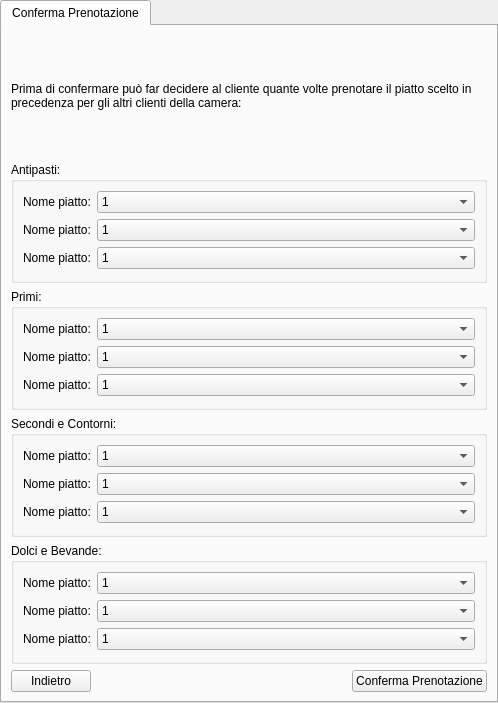
Old version of the form ui/Receptionist/InserisciSceltaPastiPranzoCena/ConfermaSceltaPastiCena.ui in the repository mdoraz/Hotel.
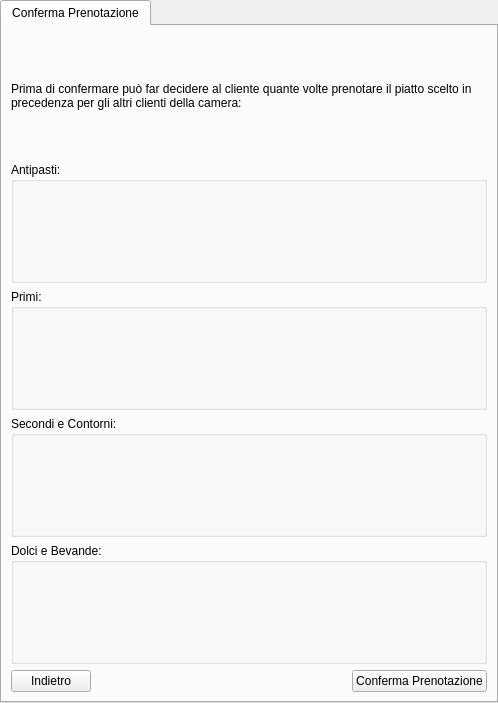
New version of the form.

Commit message: Collegata home camerieri e home receptionist la prenotazione della colazione in camera e la scelta dei pasti per pranzo e cena + file .ui per visualizza scelta pastipranzo/cena + modifihce home gestione cucina per receptionist e camerieri

```diff
--- a/ui/Receptionist/InserisciSceltaPastiPranzoCena/ConfermaSceltaPastiCena.ui
+++ b/ui/Receptionist/InserisciSceltaPastiPranzoCena/ConfermaSceltaPastiCena.ui
@@ -50,101 +50,7 @@
       <property name="title">
        <string>Dolci e Bevande:</string>
       </property>
-      <layout class="QFormLayout" name="formLayout_4">
-       <item row="0" column="0">
-        <widget class="QLabel" name="labelNomePiatto_10">
-         <property name="text">
-          <string>Nome piatto:</string>
-         </property>
-        </widget>
-       </item>
-       <item row="0" column="1">
-        <widget class="QComboBox" name="comboboxQuantitaPiatto_10">
-         <item>
-          <property name="text">
-           <string>1</string>
-          </property>
-         </item>
-         <item>
-          <property name="text">
-           <string>2</string>
-          </property>
-         </item>
-         <item>
-          <property name="text">
-           <string>3</string>
-          </property>
-         </item>
-         <item>
-          <property name="text">
-           <string>4</string>
-          </property>
-         </item>
-        </widget>
-       </item>
-       <item row="1" column="0">
-        <widget class="QLabel" name="labelNomePiatto_11">
-         <property name="text">
-          <string>Nome piatto:</string>
-         </property>
-        </widget>
-       </item>
-       <item row="1" column="1">
-        <widget class="QComboBox" name="comboboxQuantitaPiatto_11">
-         <item>
-          <property name="text">
-           <string>1</string>
-          </property>
-         </item>
-         <item>
-          <property name="text">
-           <string>2</string>
-          </property>
-         </item>
-         <item>
-          <property name="text">
-           <string>3</string>
-          </property>
-         </item>
-         <item>
-          <property name="text">
-           <string>4</string>
-          </property>
-         </item>
-        </widget>
-       </item>
-       <item row="2" column="0">
-        <widget class="QLabel" name="labelNomePiatto_12">
-         <property name="text">
-          <string>Nome piatto:</string>
-         </property>
-        </widget>
-       </item>
-       <item row="2" column="1">
-        <widget class="QComboBox" name="comboboxQuantitaPiatto_12">
-         <item>
-          <property name="text">
-           <string>1</string>
-          </property>
-         </item>
-         <item>
-          <property name="text">
-           <string>2</string>
-          </property>
-         </item>
-         <item>
-          <property name="text">
-           <string>3</string>
-          </property>
-         </item>
-         <item>
-          <property name="text">
-           <string>4</string>
-          </property>
-         </item>
-        </widget>
-       </item>
-      </layout>
+      <layout class="QFormLayout" name="formLayoutDolciBevande"/>
      </widget>
     </item>
     <item row="3" column="0" colspan="3">
@@ -152,101 +58,7 @@
       <property name="title">
        <string>Secondi e Contorni:</string>
       </property>
-      <layout class="QFormLayout" name="formLayout_3">
-       <item row="0" column="0">
-        <widget class="QLabel" name="labelNomePiatto_7">
-         <property name="text">
-          <string>Nome piatto:</string>
-         </property>
-        </widget>
-       </item>
-       <item row="0" column="1">
-        <widget class="QComboBox" name="comboboxQuantitaPiatto_7">
-         <item>
-          <property name="text">
-           <string>1</string>
-          </property>
-         </item>
-         <item>
-          <property name="text">
-           <string>2</string>
-          </property>
-         </item>
-         <item>
-          <property name="text">
-           <string>3</string>
-          </property>
-         </item>
-         <item>
-          <property name="text">
-           <string>4</string>
-          </property>
-         </item>
-        </widget>
-       </item>
-       <item row="1" column="0">
-        <widget class="QLabel" name="labelNomePiatto_8">
-         <property name="text">
-          <string>Nome piatto:</string>
-         </property>
-        </widget>
-       </item>
-       <item row="1" column="1">
-        <widget class="QComboBox" name="comboboxQuantitaPiatto_8">
-         <item>
-          <property name="text">
-           <string>1</string>
-          </property>
-         </item>
-         <item>
-          <property name="text">
-           <string>2</string>
-          </property>
-         </item>
-         <item>
-          <property name="text">
-           <string>3</string>
-          </property>
-         </item>
-         <item>
-          <property name="text">
-           <string>4</string>
-          </property>
-         </item>
-        </widget>
-       </item>
-       <item row="2" column="0">
-        <widget class="QLabel" name="labelNomePiatto_9">
-         <property name="text">
-          <string>Nome piatto:</string>
-         </property>
-        </widget>
-       </item>
-       <item row="2" column="1">
-        <widget class="QComboBox" name="comboboxQuantitaPiatto_9">
-         <item>
-          <property name="text">
-           <string>1</string>
-          </property>
-         </item>
-         <item>
-          <property name="text">
-           <string>2</string>
-          </property>
-         </item>
-         <item>
-          <property name="text">
-           <string>3</string>
-          </property>
-         </item>
-         <item>
-          <property name="text">
-           <string>4</string>
-          </property>
-         </item>
-        </widget>
-       </item>
-      </layout>
+      <layout class="QFormLayout" name="formLayoutSecondiContorni"/>
      </widget>
     </item>
     <item row="2" column="0" colspan="3">
@@ -254,101 +66,7 @@
       <property name="title">
        <string>Primi:</string>
       </property>
-      <layout class="QFormLayout" name="formLayout_2">
-       <item row="0" column="0">
-        <widget class="QLabel" name="labelNomePiatto_4">
-         <property name="text">
-          <string>Nome piatto:</string>
-         </property>
-        </widget>
-       </item>
-       <item row="0" column="1">
-        <widget class="QComboBox" name="comboboxQuantitaPiatto_4">
-         <item>
-          <property name="text">
-           <string>1</string>
-          </property>
-         </item>
-         <item>
-          <property name="text">
-           <string>2</string>
-          </property>
-         </item>
-         <item>
-          <property name="text">
-           <string>3</string>
-          </property>
-         </item>
-         <item>
-          <property name="text">
-           <string>4</string>
-          </property>
-         </item>
-        </widget>
-       </item>
-       <item row="1" column="0">
-        <widget class="QLabel" name="labelNomePiatto_5">
-         <property name="text">
-          <string>Nome piatto:</string>
-         </property>
-        </widget>
-       </item>
-       <item row="1" column="1">
-        <widget class="QComboBox" name="comboboxQuantitaPiatto_5">
-         <item>
-          <property name="text">
-           <string>1</string>
-          </property>
-         </item>
-         <item>
-          <property name="text">
-           <string>2</string>
-          </property>
-         </item>
-         <item>
-          <property name="text">
-           <string>3</string>
-          </property>
-         </item>
-         <item>
-          <property name="text">
-           <string>4</string>
-          </property>
-         </item>
-        </widget>
-       </item>
-       <item row="2" column="0">
-        <widget class="QLabel" name="labelNomePiatto_6">
-         <property name="text">
-          <string>Nome piatto:</string>
-         </property>
-        </widget>
-       </item>
-       <item row="2" column="1">
-        <widget class="QComboBox" name="comboboxQuantitaPiatto_6">
-         <item>
-          <property name="text">
-           <string>1</string>
-          </property>
-         </item>
-         <item>
-          <property name="text">
-           <string>2</string>
-          </property>
-         </item>
-         <item>
-          <property name="text">
-           <string>3</string>
-          </property>
-         </item>
-         <item>
-          <property name="text">
-           <string>4</string>
-          </property>
-         </item>
-        </widget>
-       </item>
-      </layout>
+      <layout class="QFormLayout" name="formLayoutPrimi"/>
      </widget>
     </item>
     <item row="1" column="0" colspan="3">
@@ -356,101 +74,7 @@
       <property name="title">
        <string>Antipasti:</string>
       </property>
-      <layout class="QFormLayout" name="formLayout">
-       <item row="0" column="0">
-        <widget class="QLabel" name="labelNomePiatto">
-         <property name="text">
-          <string>Nome piatto:</string>
-         </property>
-        </widget>
-       </item>
-       <item row="0" column="1">
-        <widget class="QComboBox" name="comboboxQuantitaPiatto">
-         <item>
-          <property name="text">
-           <string>1</string>
-          </property>
-         </item>
-         <item>
-          <property name="text">
-           <string>2</string>
-          </property>
-         </item>
-         <item>
-          <property name="text">
-           <string>3</string>
-          </property>
-         </item>
-         <item>
-          <property name="text">
-           <string>4</string>
-          </property>
-         </item>
-        </widget>
-       </item>
-       <item row="1" column="0">
-        <widget class="QLabel" name="labelNomePiatto_2">
-         <property name="text">
-          <string>Nome piatto:</string>
-         </property>
-        </widget>
-       </item>
-       <item row="1" column="1">
-        <widget class="QComboBox" name="comboboxQuantitaPiatto_2">
-         <item>
-          <property name="text">
-           <string>1</string>
-          </property>
-         </item>
-         <item>
-          <property name="text">
-           <string>2</string>
-          </property>
-         </item>
-         <item>
-          <property name="text">
-           <string>3</string>
-          </property>
-         </item>
-         <item>
-          <property name="text">
-           <string>4</string>
-          </property>
-         </item>
-        </widget>
-       </item>
-       <item row="2" column="0">
-        <widget class="QLabel" name="labelNomePiatto_3">
-         <property name="text">
-          <string>Nome piatto:</string>
-         </property>
-        </widget>
-       </item>
-       <item row="2" column="1">
-        <widget class="QComboBox" name="comboboxQuantitaPiatto_3">
-         <item>
-          <property name="text">
-           <string>1</string>
-          </property>
-         </item>
-         <item>
-          <property name="text">
-           <string>2</string>
-          </property>
-         </item>
-         <item>
-          <property name="text">
-           <string>3</string>
-          </property>
-         </item>
-         <item>
-          <property name="text">
-           <string>4</string>
-          </property>
-         </item>
-        </widget>
-       </item>
-      </layout>
+      <layout class="QFormLayout" name="formLayoutAntipasti"/>
      </widget>
     </item>
     <item row="0" column="0" colspan="3">
```
The commit also changes 12 other files.
